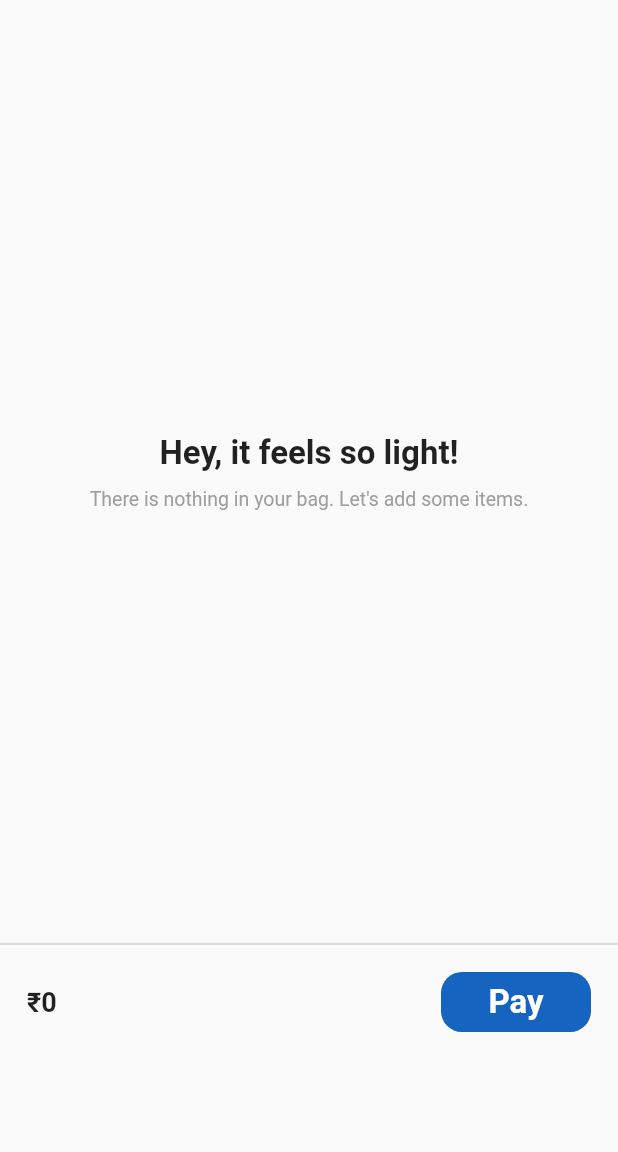
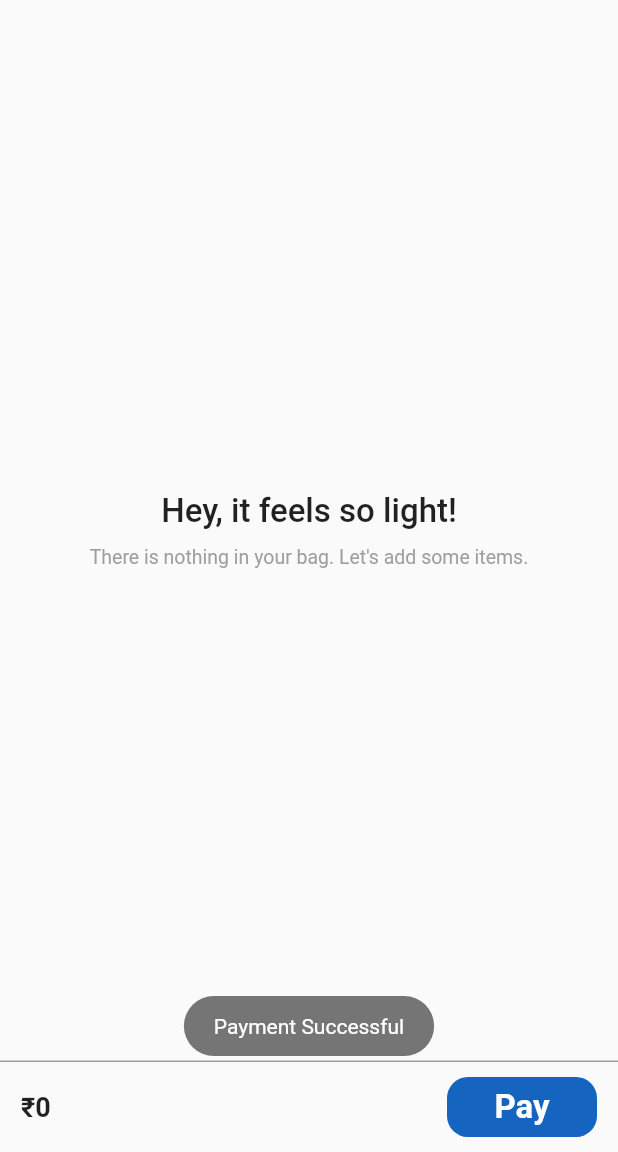
Before and after one commit to adityajaiswal094/Shopping-App, a Flutter app: the CartPage screen opened by its route, after a tap on "Pay", on a phone screen of 412 x 824 dp, the part 84-1236 px from its top. Run offline on Flutter 3.47's test engine with Material 2 defaults, Android fonts, the phone set to English and light mode, and no system bars; our stand-ins replace cached_network_image, fluttertoast, get; network calls fail.

Commit message:
Modified UI

```diff
--- a/lib/pages/cart/cart_page.dart
+++ b/lib/pages/cart/cart_page.dart
@@ -1,4 +1,5 @@
 import 'package:flutter/material.dart';
+import 'package:fluttertoast/fluttertoast.dart';
 import 'package:get/get.dart';
 import 'package:shopping_cart/pages/cart/cartlist_card.dart';
 import 'package:shopping_cart/pages/cart/controller/cart_controller.dart';
@@ -27,9 +28,8 @@ class CartPage extends StatelessWidget {
       body: Obx(
         () => Column(
           children: [
-            SizedBox(
-              // color: Colors.deepPurple[300],
-              height: 630,
+            // List of items
+            Flexible(
               child: controller.cartList.isEmpty
                   ? cartIsEmpty()
                   : ListView.builder(
@@ -43,31 +43,24 @@ class CartPage extends StatelessWidget {
                     ),
             ),
 
-            // Divider
-            const Divider(
-              thickness: 1.5,
-              height: 0.0,
-            ),
-
-            // SizedBox for spacing
-            const SizedBox(
-              height: 18.0,
-            ),
-            // Cart Total Amount
-            Padding(
-              padding: const EdgeInsets.symmetric(horizontal: 18.0),
+            // Total Amount and Pay Button
+            Container(
+              padding:
+                  const EdgeInsets.symmetric(vertical: 10.0, horizontal: 14.0),
+              decoration: const BoxDecoration(
+                border: Border(top: BorderSide(color: Colors.grey)),
+              ),
               child: Row(
                 mainAxisAlignment: MainAxisAlignment.spaceBetween,
                 children: [
-                  Obx(
-                    () => Text(
-                      controller.cartList.isEmpty
-                          ? "₹0"
-                          : "₹${controller.total}",
-                      style: const TextStyle(
-                          fontSize: 18, fontWeight: FontWeight.bold),
-                    ),
+                  // Obx(
+                  //   () =>
+                  Text(
+                    controller.cartList.isEmpty ? "₹0" : "₹${controller.total}",
+                    style: const TextStyle(
+                        fontSize: 18, fontWeight: FontWeight.bold),
                   ),
+                  // ),
                   ClipRRect(
                     borderRadius: BorderRadius.circular(14),
                     child: SizedBox(
@@ -75,15 +68,11 @@ class CartPage extends StatelessWidget {
                       height: 40.0,
                       child: ElevatedButton(
                         onPressed: () {
-                          Get.snackbar(
-                            "Payment Successful",
-                            "Order has been placed.",
-                            duration: const Duration(seconds: 1),
-                            snackPosition: SnackPosition.BOTTOM,
-                            margin: const EdgeInsets.symmetric(
-                              vertical: 12.0,
-                              horizontal: 12.0,
-                            ),
+                          Fluttertoast.showToast(
+                            msg: "Payment Successful",
+                            toastLength: Toast.LENGTH_SHORT,
+                            gravity: ToastGravity.BOTTOM,
+                            backgroundColor: Colors.grey[600],
                           );
                         },
                         style: ButtonStyle(
@@ -104,6 +93,8 @@ class CartPage extends StatelessWidget {
             ),
           ],
         ),
+
+        // Amount and Pay button
       ),
     );
   }
@@ -117,7 +108,7 @@ class CartPage extends StatelessWidget {
             "Hey, it feels so light!",
             style: TextStyle(
               fontSize: 22,
-              fontWeight: FontWeight.bold,
+              fontWeight: FontWeight.w500,
             ),
           ),
           SizedBox(
--- a/lib/pages/cart/controller/cart_controller.dart
+++ b/lib/pages/cart/controller/cart_controller.dart
@@ -35,7 +35,10 @@ class CartController extends GetxController {
   // icon change for item added or removed
   Icon productAddRemove(Product product) {
     return _cartList[product] == 1
-        ? const Icon(Icons.remove_circle_outline_rounded)
+        ? Icon(
+            Icons.remove_circle_rounded,
+            color: Colors.grey[600],
+          )
         : const Icon(Icons.add_circle_outline_rounded);
   }
 }
--- a/pubspec.yaml
+++ b/pubspec.yaml
@@ -35,6 +35,8 @@ dependencies:
   # Use with the CupertinoIcons class for iOS style icons.
   cupertino_icons: ^1.0.2
   get: ^4.6.5
+  cached_network_image: ^3.2.1
+  fluttertoast: ^8.0.9
 
 dev_dependencies:
   flutter_test:
```
Also changed, not shown: lib/pages/cart/cartlist_card.dart (+11 -5 lines), lib/pages/home/product_list.dart (+4 -3 lines), pubspec.lock, 1 other file.
